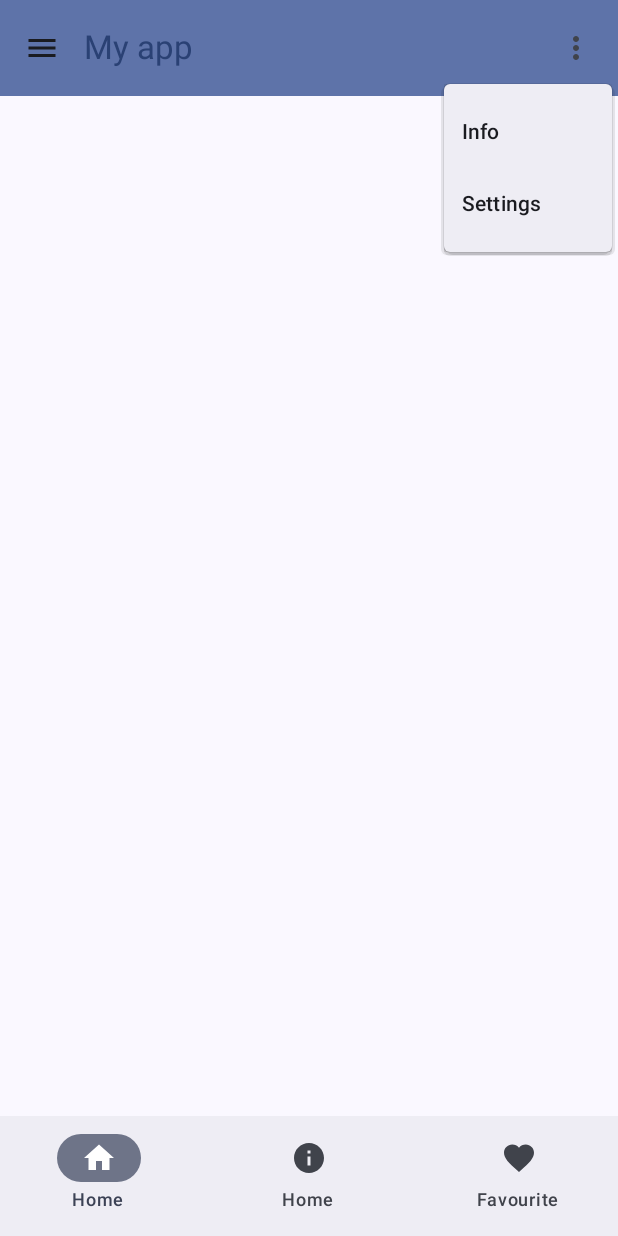
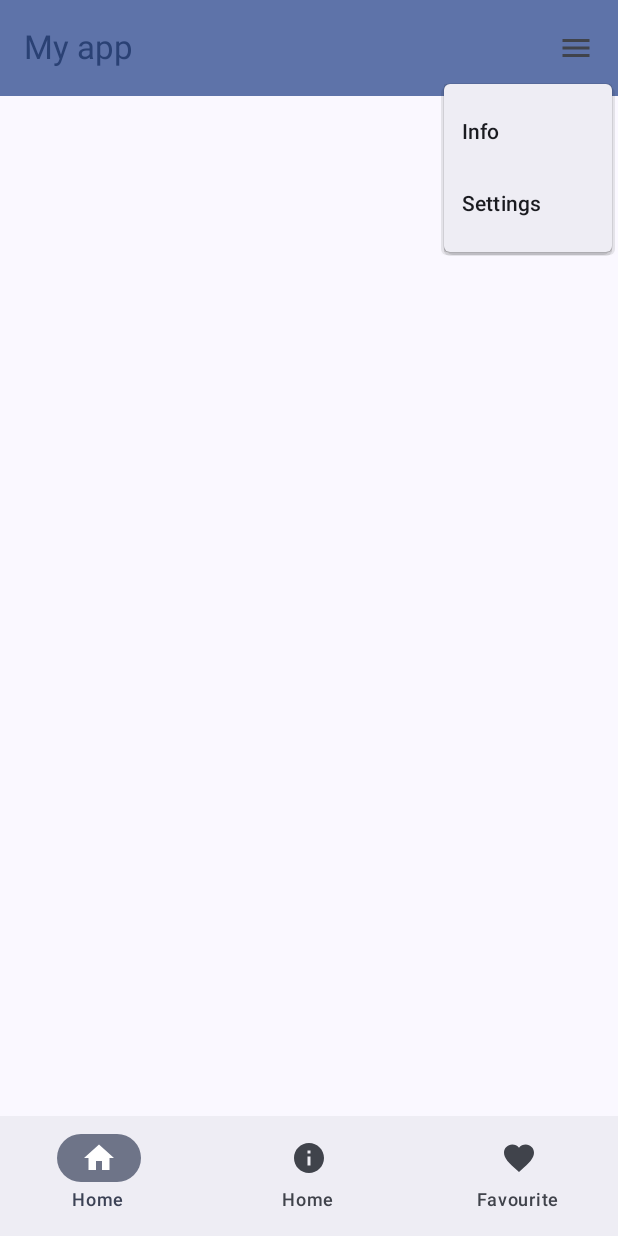
Before and after one commit to HelmiGr/coffee-app, an Android app built with Jetpack Compose: the screen it shows after launch (MainActivity), after a tap on "Open submenu", on a phone screen of 412 x 824 dp. Run offline under Robolectric (Android 15) with nearby library versions, the phone set to English and light mode, and no system bars.

Commit message:
moved MainTopAppBar state to viewmodel

```diff
--- a/app/src/main/java/com/example/scaffoldandnavigationwalkthrough/ui/appbars/MainTopAppBar.kt
+++ b/app/src/main/java/com/example/scaffoldandnavigationwalkthrough/ui/appbars/MainTopAppBar.kt
@@ -23,32 +23,23 @@ import com.example.scaffoldandnavigationwalkthrough.R
 
 @OptIn(ExperimentalMaterial3Api::class)
 @Composable
-fun MainTopAppBar(title: String, navController: NavController) {
-    var expanded by remember { mutableStateOf(false) }
+fun MainTopAppBar(title: String, navController: NavController, expanded: Boolean, onExpandedChange: (Boolean) -> Unit) {
         TopAppBar(
             colors = TopAppBarDefaults.topAppBarColors(
                 containerColor = MaterialTheme.colorScheme.primaryContainer,
                 titleContentColor = MaterialTheme.colorScheme.primary
             ),
             title = { Text(text = title) },
-            navigationIcon = {
-                IconButton(onClick = { /* do something */ }) {
+            actions = {
+                IconButton(onClick = { onExpandedChange(!expanded) } ) {
                     Icon(
                         imageVector = Icons.Filled.Menu,
-                        contentDescription = stringResource(R.string.hamburger_menu_icon_description)
-                    )
-                }
-            },
-            actions = {
-                IconButton(onClick = { expanded =! expanded }) {
-                    Icon(
-                        imageVector = Icons.Filled.MoreVert,
                         contentDescription = stringResource(R.string.three_dots_for_more_icon_description)
                     )
                 }
                 DropdownMenu(
                     expanded = expanded,
-                    onDismissRequest = { expanded = false }
+                    onDismissRequest = { onExpandedChange(false) }
                 ) {
                     DropdownMenuItem(
                         text = { Text(stringResource(R.string.dropdown_text_for_info)) },
--- a/app/src/main/java/com/example/scaffoldandnavigationwalkthrough/ui/screens/mainScreen/MainScreen.kt
+++ b/app/src/main/java/com/example/scaffoldandnavigationwalkthrough/ui/screens/mainScreen/MainScreen.kt
@@ -22,7 +22,7 @@ fun MainScreen(navController: NavController, modifier: Modifier, uiState: Coffee
     // there might be a problem with loading the different screens
 
     Scaffold(
-        topBar = { MainTopAppBar(stringResource(R.string.main_screen_title), navController) },
+        topBar = { MainTopAppBar(stringResource(R.string.main_screen_title), navController, viewModel.expanded, { viewModel.toggleExpanded() } ) },
         bottomBar = { BottomBar(navController) }
     ) { innerPadding ->
         when (uiState) {
--- a/app/src/main/java/com/example/scaffoldandnavigationwalkthrough/viewmodels/CoffeeViewModel.kt
+++ b/app/src/main/java/com/example/scaffoldandnavigationwalkthrough/viewmodels/CoffeeViewModel.kt
@@ -40,6 +40,10 @@ class CoffeeViewModel: ViewModel() {
     var recommendedCoffee by mutableStateOf<Coffee?>(null)
         private set
 
+    // --- appbar states ---
+    // stores the main app bar state for hamburger menu
+    var expanded by mutableStateOf(false)
+
     // once initialized call these functions:
     init {
         getCoffeeList()
@@ -77,6 +81,11 @@ class CoffeeViewModel: ViewModel() {
         }
     }
 
+    // change main top app bar expanded state
+    fun toggleExpanded() {
+        expanded = !expanded
+    }
+
     // for testing
     private fun logCurrentState() {
         // the current state of coffeeUiState
```
